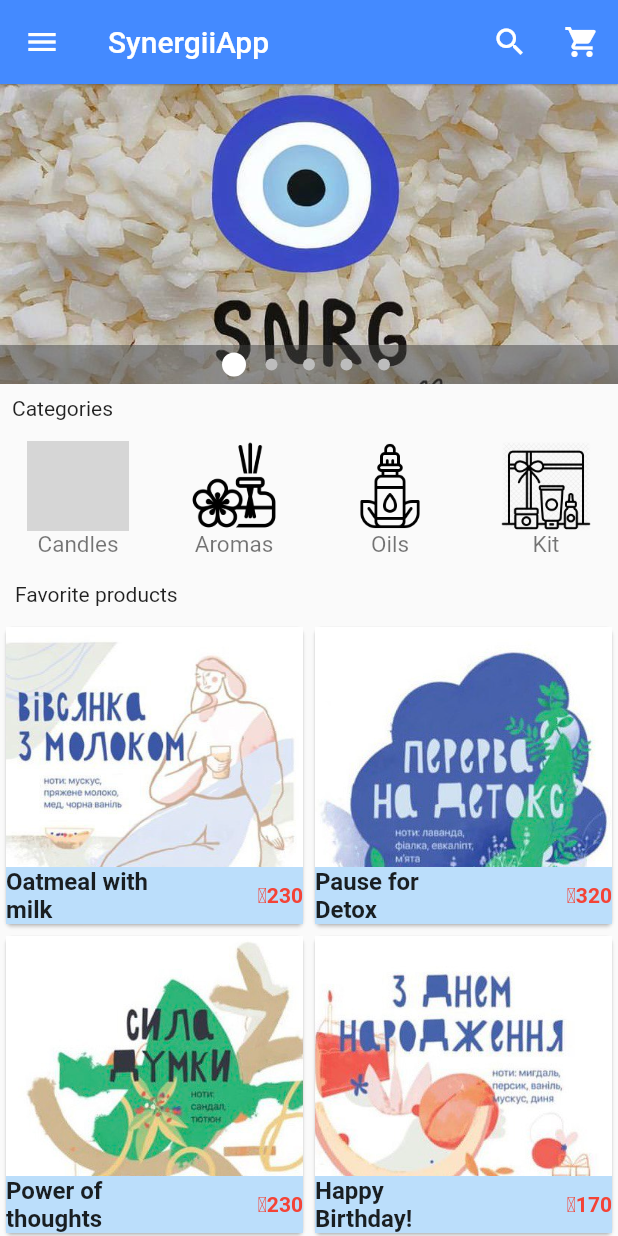
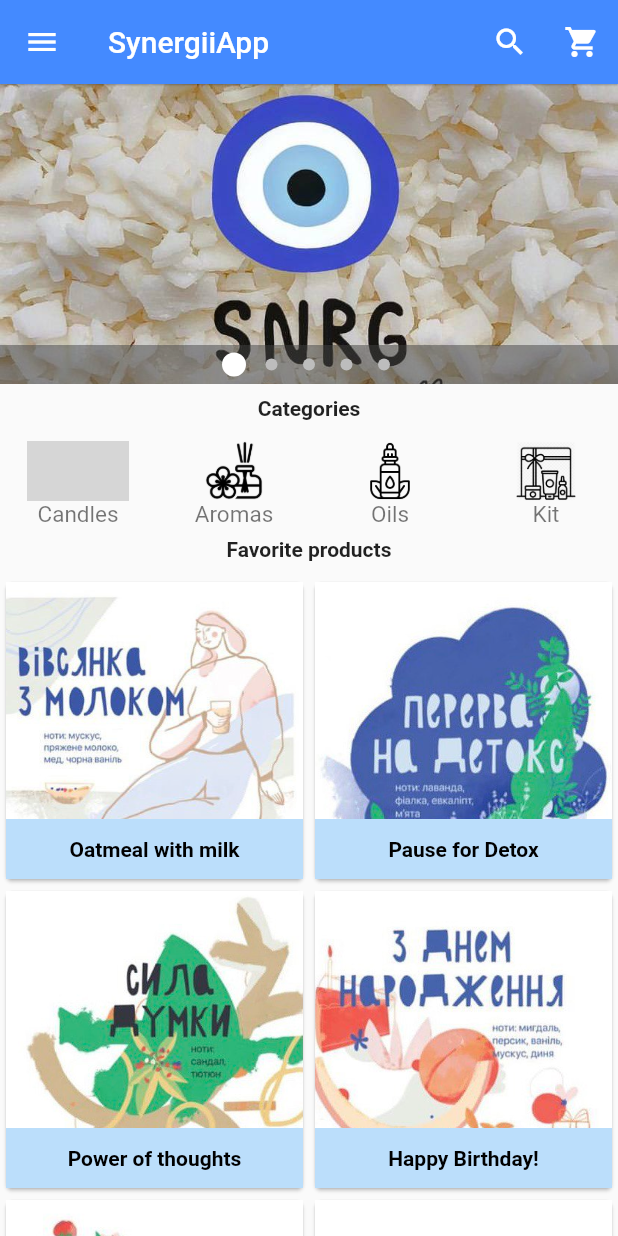
Before and after one commit to Vi4697/synergiia_app, a Flutter app: the screen it shows after launch, on a phone screen of 412 x 824 dp. Run offline on Flutter 3.47's test engine with Material 2 defaults, Android fonts, the phone set to English and light mode, and no system bars; drawn by our look-alikes of carousel_pro; grey boxes are pictures that could not be loaded.

Commit message:
Changes made

```diff
--- a/lib/components/horizontal_listview.dart
+++ b/lib/components/horizontal_listview.dart
@@ -7,7 +7,7 @@ class HorizontalList extends StatelessWidget {
   @override
   Widget build(BuildContext context) {
     return Container(
-      height: 90,
+      height: 60,
       child: ListView(
         scrollDirection: Axis.horizontal,
         children: <Widget>[
@@ -59,8 +59,8 @@ class Category extends StatelessWidget {
           child: ListTile(
             title: Image.asset(
               image_location,
-              width: 100.0,
-              height: 60.0,
+              width: 40.0,
+              height: 40.0,
             ),
             subtitle: Container(
               alignment: Alignment.topCenter,
--- a/lib/components/products.dart
+++ b/lib/components/products.dart
@@ -9,7 +9,7 @@ class Products extends StatefulWidget {
 class _ProductsState extends State<Products> {
   var product_list = [
     {
-      "name": "Oatmeal with \nmilk",
+      "name": "Oatmeal with milk",
       "picture": "images/products/oatmeal.jpg",
       "size": "small",
       "container": "glass",
@@ -17,7 +17,7 @@ class _ProductsState extends State<Products> {
       "price": 230,
     },
     {
-      "name": "Pause for \nDetox",
+      "name": "Pause for Detox",
       "picture": "images/products/detox.jpg",
       "size": "big",
       "container": "metallic",
@@ -25,7 +25,7 @@ class _ProductsState extends State<Products> {
       "price": 320,
     },
     {
-      "name": "Power of \nthoughts",
+      "name": "Power of thoughts",
       "picture": "images/products/power.jpg",
       "size": "small",
       "container": "glass",
@@ -33,7 +33,7 @@ class _ProductsState extends State<Products> {
       "price": 230,
     },
     {
-      "name": "Happy \nBirthday!",
+      "name": "Happy Birthday!",
       "picture": "images/products/hb.jpg",
       "size": "small",
       "container": "metallic",
@@ -41,7 +41,7 @@ class _ProductsState extends State<Products> {
       "price": 170,
     },
     {
-      "name": "Season\nspring-summer!",
+      "name": "Season spring-summer!",
       "picture": "images/products/lito.jpg",
       "size": "small",
       "container": "metallic",
@@ -49,7 +49,7 @@ class _ProductsState extends State<Products> {
       "price": 170,
     },
     {
-      "name": "Deep secret\nCandle X",
+      "name": "Deep secret Candle X",
       "picture": "images/products/svx.jpg",
       "size": "small",
       "container": "metallic",
@@ -116,12 +116,15 @@ class Single_prod extends StatelessWidget {
               child: GridTile(
                   footer: Container(
                     color: Colors.blue.shade100,
+                    height: 40.0,
                     child: Row(children: <Widget>[
                       Expanded(
-                          child: Text(prod_name, style: TextStyle(fontWeight: FontWeight.bold, fontSize: 16.0),),
+                          child: Container(
+                            alignment: Alignment.center,
+                            child: Text(prod_name, style: TextStyle(fontWeight: FontWeight.bold, fontSize: 14.0, color: Colors.black), ),),
                       ),
 
-                      Text("\₴${prod_price}", style: TextStyle(color: Colors.red, fontWeight: FontWeight.bold),)
+                      //Text("\₴${prod_price}", style: TextStyle(color: Colors.red, fontWeight: FontWeight.bold),)
                     ],)
                   ),
                   child: Image.asset(
--- a/lib/main.dart
+++ b/lib/main.dart
@@ -5,7 +5,6 @@ import 'package:carousel_pro/carousel_pro.dart';
 import 'package:synergiia_app/components/horizontal_listview.dart';
 import 'package:synergiia_app/components/products.dart';
 import 'package:synergiia_app/pages/cart.dart';
-
 
 void main() {
   runApp(MaterialApp(
@@ -38,16 +37,15 @@ class _HomePageState extends State<HomePage> {
         // animationDuration: Duration(microseconds: 1000),
         indicatorBgPadding: 5.0,
         dotColor: Colors.grey[400],
-
       ),
     );
-
 
     return Scaffold(
       appBar: new AppBar(
         elevation: 0.5, //changing the shade from the appBar
         backgroundColor: Colors.blueAccent[200],
-        title: Text('SynergiiApp',
+        title: Text(
+          'SynergiiApp',
           style: TextStyle(color: Colors.white),
         ),
         actions: <Widget>[
@@ -64,7 +62,8 @@ class _HomePageState extends State<HomePage> {
               color: Colors.white,
             ),
             onPressed: () {
-              Navigator.push(context, MaterialPageRoute(builder: (context) => Cart()));
+              Navigator.push(
+                  context, MaterialPageRoute(builder: (context) => Cart()));
             },
           )
         ],
@@ -79,64 +78,76 @@ class _HomePageState extends State<HomePage> {
               currentAccountPicture: GestureDetector(
                   child: new CircleAvatar(
                 backgroundColor: Colors.white60,
-                child: Icon(Icons.person, color: Colors.black38,),
-              )
+                child: Icon(
+                  Icons.person,
+                  color: Colors.black38,
                 ),
-            decoration: new BoxDecoration(
-              color: Colors.blueAccent[400]
-            ),
+              )),
+              decoration: new BoxDecoration(color: Colors.blueAccent[400]),
             ),
 
             //  body
 
             //HomePage
             InkWell(
-              onTap: (){},
+              onTap: () {},
               child: ListTile(
                 title: Text('Home Page'),
-                leading: Icon(Icons.home, color: Colors.black54,),
+                leading: Icon(
+                  Icons.home,
+                  color: Colors.black54,
+                ),
               ),
             ),
 
-
             //MyAccount
             InkWell(
-              onTap: (){},
+              onTap: () {},
               child: ListTile(
                 title: Text('My Account'),
-                leading: Icon(Icons.person, color: Colors.black54,),
+                leading: Icon(
+                  Icons.person,
+                  color: Colors.black54,
+                ),
               ),
             ),
 
-
             //MyOrder
             InkWell(
-              onTap: (){},
+              onTap: () {},
               child: ListTile(
                 title: Text('My Orders'),
-                leading: Icon(Icons.shopping_basket, color: Colors.black54,),
+                leading: Icon(
+                  Icons.shopping_basket,
+                  color: Colors.black54,
+                ),
               ),
             ),
 
-
             //Categories
             InkWell(
-              onTap: (){
-                Navigator.push(context, MaterialPageRoute(builder: (context) => Cart()));
+              onTap: () {
+                Navigator.push(
+                    context, MaterialPageRoute(builder: (context) => Cart()));
               },
               child: ListTile(
                 title: Text('Shopping cart'),
-                leading: Icon(Icons.shopping_cart, color: Colors.black54,),
+                leading: Icon(
+                  Icons.shopping_cart,
+                  color: Colors.black54,
+                ),
               ),
             ),
 
-
             //Favorites
             InkWell(
-              onTap: (){},
+              onTap: () {},
               child: ListTile(
                 title: Text('Favorites'),
-                leading: Icon(Icons.favorite, color: Colors.red[300],),
+                leading: Icon(
+                  Icons.favorite,
+                  color: Colors.red[300],
+                ),
               ),
             ),
 
@@ -144,46 +155,63 @@ class _HomePageState extends State<HomePage> {
 
             //Settings
             InkWell(
-              onTap: (){},
+              onTap: () {},
               child: ListTile(
                 title: Text('Settings'),
-                leading: Icon(Icons.settings, color: Colors.grey[700],),
+                leading: Icon(
+                  Icons.settings,
+                  color: Colors.grey[700],
+                ),
               ),
             ),
 
             //About
             InkWell(
-              onTap: (){},
+              onTap: () {},
               child: ListTile(
                 title: Text('About'),
-                leading: Icon(Icons.help, color: Colors.blue,),
+                leading: Icon(
+                  Icons.help,
+                  color: Colors.blue,
                 ),
               ),
-
-
+            ),
           ],
         ),
       ),
-      body: new ListView(
+      body: new Column(
         children: <Widget>[
           //image carousel begins here
           image_carousel,
 
           //padding widget
-          new Padding(padding: const EdgeInsets.all(8.0),
-          child: new Text('Categories'),
+          new Padding(
+            padding: const EdgeInsets.all(8.0),
+            child: Container(
+              alignment: Alignment.center,
+              child: new Text(
+                'Categories',
+                style: TextStyle(fontWeight: FontWeight.bold),
+              ),
+            ),
           ),
 
           //Horizontal ListView begins here
           HorizontalList(),
 
           //padding widget
-          new Padding(padding: const EdgeInsets.all(10.0),
-            child: new Text('Favorite products'),),
-
+          new Padding(
+            padding: const EdgeInsets.all(10.0),
+            child: Container(
+              alignment: Alignment.center,
+              child: new Text(
+                'Favorite products',
+                style: TextStyle(fontWeight: FontWeight.bold),
+              ),
+            ),
+          ),
           //grid view
-          Container(
-            height: 420.0,
+          Flexible(
             child: Products(),
           )
         ],
```
Also changed, not shown: lib/components/cart_products.dart (+19 -10 lines), lib/pages/product_details.dart (+15 -12 lines). Lines whose indentation alone changed are shown as unchanged.
